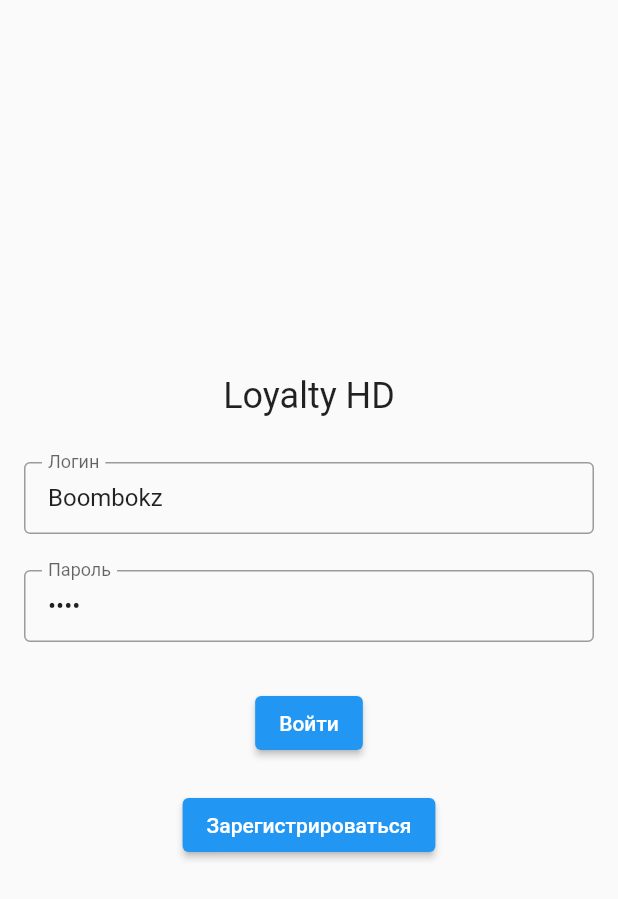
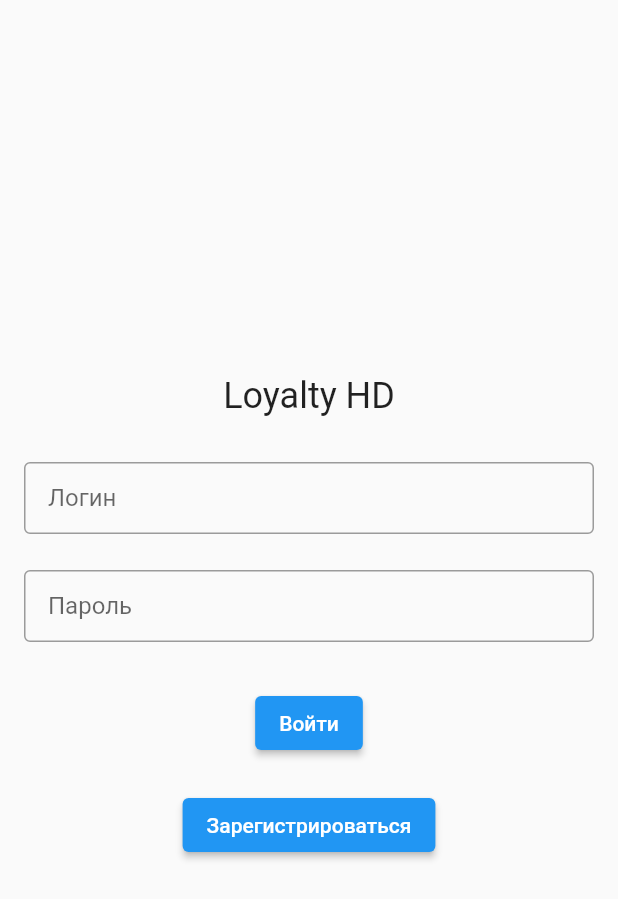
Before and after one commit to Boombokz/Auth-with-bloc-and-hive, a Flutter app: the screen it shows after launch, on a phone screen of 412 x 824 dp. Shown: the top 899 px of the screen. Run offline on Flutter 3.47's test engine with Material 2 defaults, Android fonts, the phone set to English and light mode, and no system bars; our stand-ins replace bloc, flutter_bloc, hive, hive_flutter; accounts and stored records are empty.

Commit message:
text changed

```diff
--- a/lib/screens/auth_screen/screen.dart
+++ b/lib/screens/auth_screen/screen.dart
@@ -5,8 +5,8 @@ import 'package:loyalty_app_flutter/screens/auth_screen/blocs/login_bloc/login_b
 import 'package:loyalty_app_flutter/themes/text_theme.dart';
 
 class AuthScreen extends StatelessWidget {
-  final TextEditingController loginController = TextEditingController(text: 'Boombokz');
-  final TextEditingController passwordController = TextEditingController(text: '1234');
+  final TextEditingController loginController = TextEditingController();
+  final TextEditingController passwordController = TextEditingController();
 
   @override
   Widget build(BuildContext context) {
```
